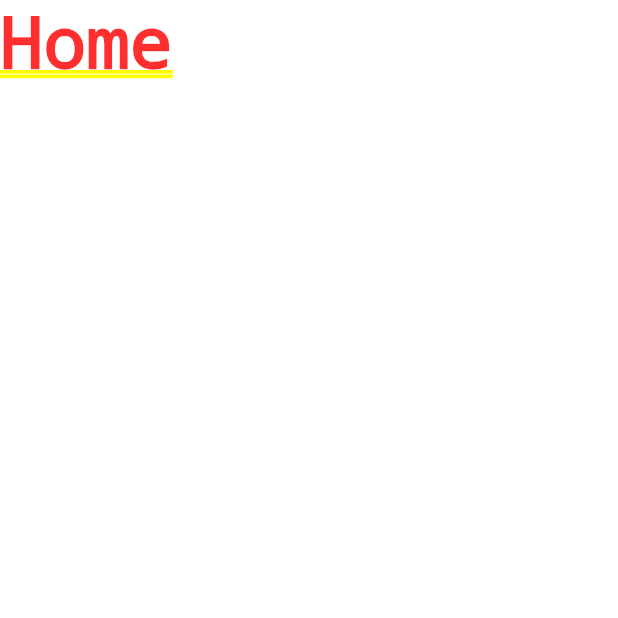
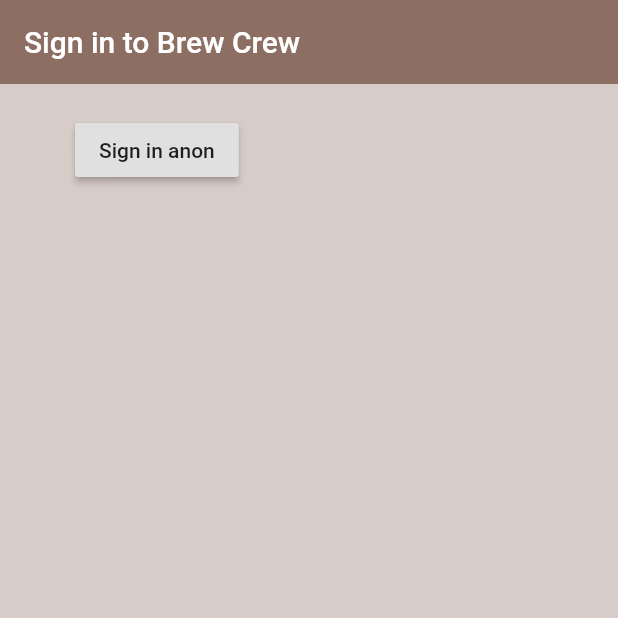
Before and after one commit to J-DK/flutter_firebase, a Flutter app: the screen it shows after launch, on a phone screen of 412 x 824 dp, the top half of it. Run offline on Flutter 3.47's test engine with Material 2 defaults, Android fonts, the phone set to English and light mode, and no system bars; our stand-ins replace firebase_auth, firebase_core; accounts and stored records are empty.

Commit message:
feat: created a sign in widget for signing in

```diff
--- a/lib/screens/authenticate/authenticate.dart
+++ b/lib/screens/authenticate/authenticate.dart
@@ -1,4 +1,5 @@
 import 'package:flutter/material.dart';
+import 'package:flutter_firebase/screens/authenticate/sign_in.dart';
 
 class Authenticate extends StatefulWidget {
   @override
@@ -9,7 +10,7 @@ class _AuthenticateState extends State<Authenticate> {
   @override
   Widget build(BuildContext context) {
     return Container(
-      child: Text("Authenticate"),
+      child: SignIn(),
     );
   }
 }
--- /dev/null
+++ b/lib/screens/authenticate/sign_in.dart
@@ -0,0 +1,39 @@
+import 'package:flutter/material.dart';
+import 'package:flutter_firebase/services/auth.dart';
+
+class SignIn extends StatefulWidget {
+  @override
+  _SignInState createState() => _SignInState();
+}
+
+class _SignInState extends State<SignIn> {
+
+  final AuthService _auth = AuthService();
+
+  @override
+  Widget build(BuildContext context) {
+    return Scaffold(
+      backgroundColor: Colors.brown[100],
+      appBar: AppBar(
+        backgroundColor: Colors.brown[400],
+        elevation: 0,
+        title: Text('Sign in to Brew Crew'),
+      ),
+      body: Container(
+        padding: EdgeInsets.symmetric(vertical: 20, horizontal: 50),
+        child: RaisedButton(
+          child: Text('Sign in anon'),
+          onPressed: () async {
+            dynamic result = await _auth.signInAnonymous();
+            if (result == null) {
+              print('error signing in');
+            } else {
+              print('signed in');
+              print(result);
+            }
+          },
+        ),
+      ),
+    );
+  }
+}
--- a/lib/screens/wrapper.dart
+++ b/lib/screens/wrapper.dart
@@ -1,11 +1,11 @@
 import 'package:flutter/material.dart';
-import 'package:flutter_firebase/screens/home/home.dart';
+import 'package:flutter_firebase/screens/authenticate/authenticate.dart';
 
 class Wrapper extends StatelessWidget {
   @override
   Widget build(BuildContext context) {
 
     // return either home or authenticate widget
-    return Home();
+    return Authenticate();
   }
 }
```
